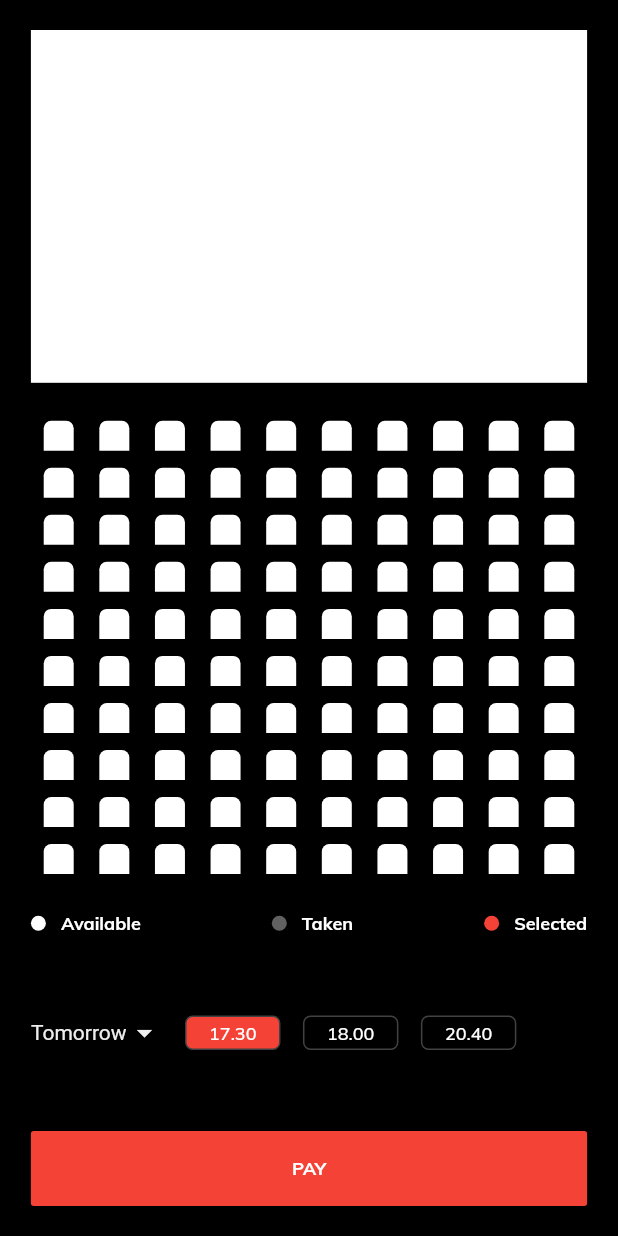
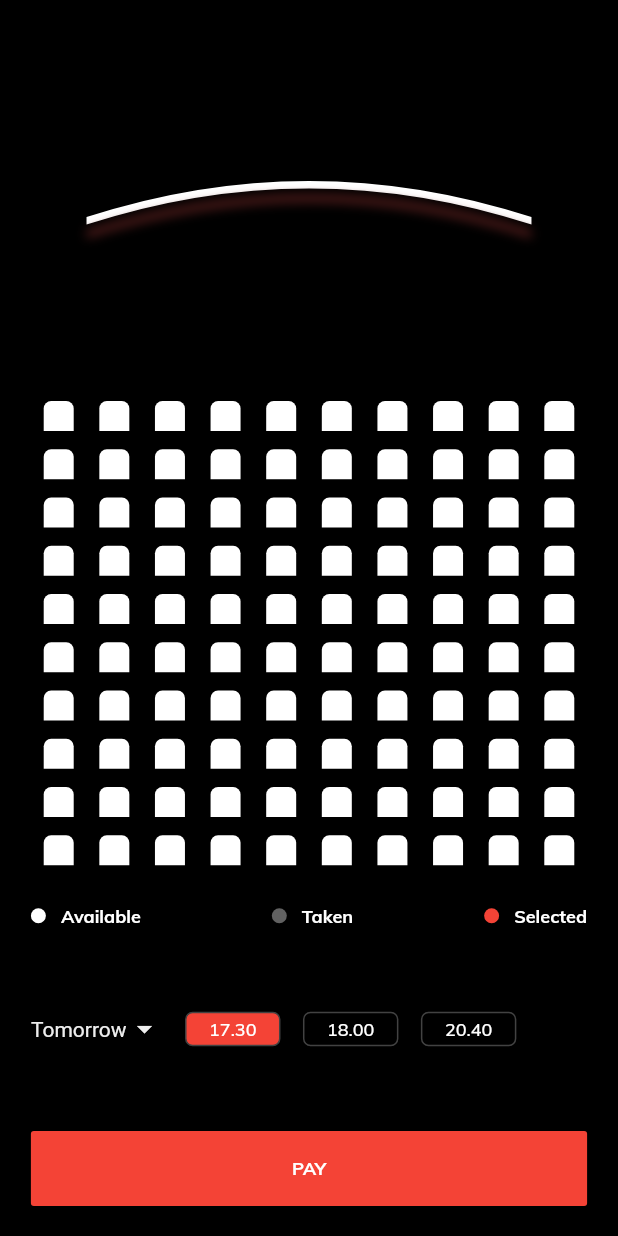
Before and after one commit to niftytyro/flutter-movie-booking, a Flutter app: the screen it shows after launch, after a tap on "BUY TICKET", on a phone screen of 412 x 824 dp. Run offline on Flutter 3.47's test engine with Material 2 defaults, Android fonts, the phone set to English and light mode, and no system bars; our stand-ins replace cached_network_image, cloud_firestore, firebase_core, smooth_star_rating; accounts and stored records are empty.

Commit message:
completed booking screen

```diff
--- a/lib/screens/Booking/Booking.dart
+++ b/lib/screens/Booking/Booking.dart
@@ -1,4 +1,3 @@
-import 'package:cloud_firestore/cloud_firestore.dart';
 import 'package:flutter/foundation.dart';
 import 'package:flutter/material.dart';
 
@@ -10,38 +9,40 @@ class Booking extends StatefulWidget {
 }
 
 class _BookingState extends State<Booking> {
-  // bool _loaded = false;
+  bool _loaded = false;
   String dropdownValue = 'Tomorrow';
   int selectedTime = 0;
 
   @override
   void initState() {
-    // Future.delayed(Duration(milliseconds: 250), () {
-    //   setState(() {
-    //     this._loaded = true;
-    //   });
-    // });
+    Future.delayed(Duration(milliseconds: 250), () {
+      setState(() {
+        this._loaded = true;
+      });
+    });
     super.initState();
   }
 
   @override
   Widget build(BuildContext context) {
-    // if (this._loaded) {
+    if (this._loaded) {
       return Scaffold(
         backgroundColor: Colors.black,
         body: Padding(
-        padding: EdgeInsets.symmetric(
-            horizontal: 0.05 * MediaQuery.of(context).size.width,
-            vertical: 20.0),
+          padding: EdgeInsets.fromLTRB(0.05 * MediaQuery.of(context).size.width,
+              0.0, 0.05 * MediaQuery.of(context).size.width, 20.0),
           child: LayoutBuilder(
             builder: (context, constraints) {
+              print(0.3 * constraints.maxHeight);
               return Column(
                 mainAxisAlignment: MainAxisAlignment.spaceBetween,
                 children: [
                   Container(
-                  color: Colors.white,
                     width: constraints.maxWidth,
                     height: 0.3 * constraints.maxHeight,
+                    child: CustomPaint(
+                      painter: ScreenPainter(),
+                    ),
                   ),
                   Container(
                     width: constraints.maxWidth,
@@ -73,44 +74,38 @@ class _BookingState extends State<Booking> {
                                 scrollDirection: Axis.horizontal,
                                 child: Row(
                                   children: [
-                                  GestureDetector(
+                                    TimeMenuItem(
+                                      text: '17.30',
+                                      background: this.selectedTime == 0
+                                          ? Colors.red
+                                          : Colors.transparent,
                                       onTap: () {
                                         setState(() {
                                           this.selectedTime = 0;
                                         });
                                       },
-                                    child: TimeMenuItem(
-                                      text: '17.30',
-                                      background: this.selectedTime == 0
+                                    ),
+                                    TimeMenuItem(
+                                      text: '18.00',
+                                      background: this.selectedTime == 1
                                           ? Colors.red
                                           : Colors.transparent,
-                                    ),
-                                  ),
-                                  GestureDetector(
                                       onTap: () {
                                         setState(() {
                                           this.selectedTime = 1;
                                         });
                                       },
-                                    child: TimeMenuItem(
-                                      text: '18.00',
-                                      background: this.selectedTime == 1
+                                    ),
+                                    TimeMenuItem(
+                                      text: '20.40',
+                                      background: this.selectedTime == 2
                                           ? Colors.red
                                           : Colors.transparent,
-                                    ),
-                                  ),
-                                  GestureDetector(
                                       onTap: () {
                                         setState(() {
                                           this.selectedTime = 2;
                                         });
                                       },
-                                    child: TimeMenuItem(
-                                      text: '20.40',
-                                      background: this.selectedTime == 2
-                                          ? Colors.red
-                                          : Colors.transparent,
-                                    ),
                                     ),
                                   ],
                                 ),
@@ -130,10 +125,33 @@ class _BookingState extends State<Booking> {
           ),
         ),
       );
-    // } else {
-    //   return Container();
-    // }
+    } else {
+      return Container();
     }
+  }
+}
+
+class ScreenPainter extends CustomPainter {
+  @override
+  void paint(Canvas canvas, Size size) {
+    var paint = Paint()
+      ..color = Colors.white
+      ..style = PaintingStyle.fill
+      ..strokeWidth = 5.0;
+
+    var path = Path();
+    path.moveTo(0.1 * size.width, 0.6 * size.height);
+    path.quadraticBezierTo(0.5 * size.width, 0.4 * size.height,
+        0.9 * size.width, 0.6 * size.height);
+    path.lineTo(0.9 * size.width, 0.6 * size.height + 5.0);
+    path.quadraticBezierTo(0.5 * size.width, 0.4 * size.height + 5.0,
+        0.1 * size.width, 0.6 * size.height + 5.0);
+    canvas.drawPath(path, paint);
+    canvas.drawShadow(path.shift(Offset(0.0, 5.0)), Colors.red[400], 2.0, true);
+  }
+
+  @override
+  bool shouldRepaint(CustomPainter oldDelegate) => false;
 }
 
 class PayButton extends StatelessWidget {
@@ -164,13 +182,17 @@ class TimeMenuItem extends StatelessWidget {
     Key key,
     @required this.text,
     this.background,
+    this.onTap,
   }) : super(key: key);
   final String text;
   final Color background;
+  final Function onTap;
 
   @override
   Widget build(BuildContext context) {
-    return Container(
+    return GestureDetector(
+      onTap: this.onTap,
+      child: Container(
         margin: EdgeInsets.only(right: 15.0),
         padding: EdgeInsets.symmetric(vertical: 3.0, horizontal: 15.0),
         decoration: BoxDecoration(
@@ -181,6 +203,7 @@ class TimeMenuItem extends StatelessWidget {
         child: Text(
           text,
           style: TextStyle(color: Colors.white, fontSize: 12.0),
+        ),
       ),
     );
   }
```
Lines whose indentation alone changed are shown as unchanged.
